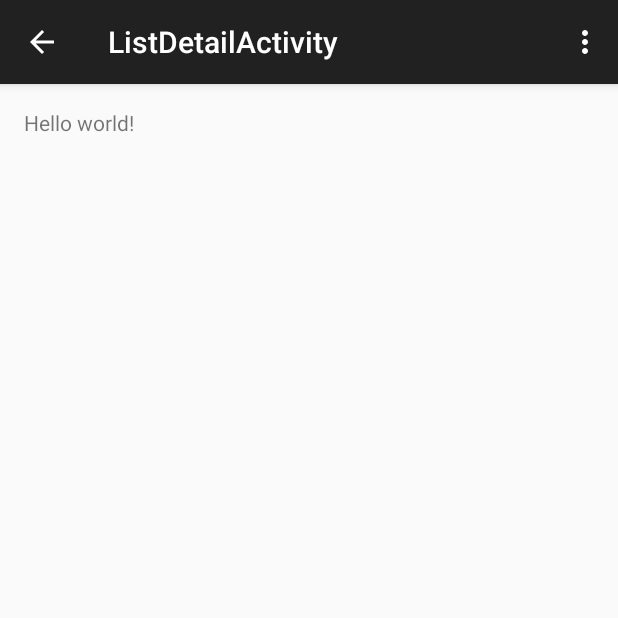
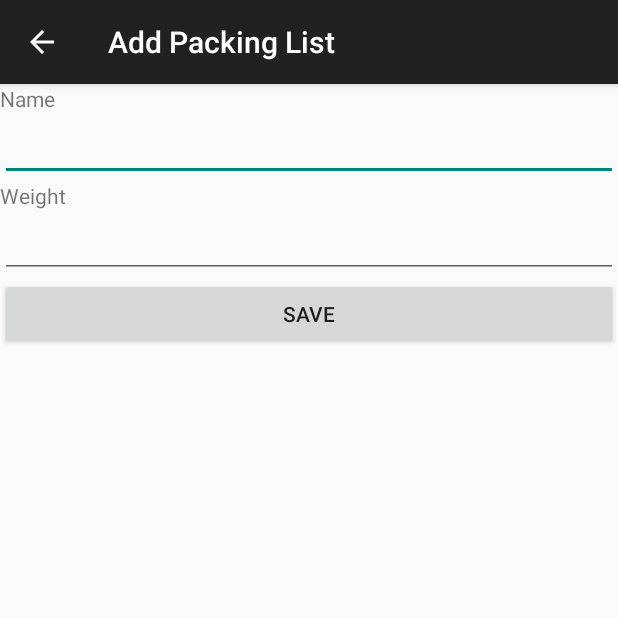
Before and after one commit to robwil/pack, an Android app: the ListOverviewActivity screen opened directly, with no data from a screen before it, after a tap on "ADD LIST", on a phone screen of 412 x 824 dp, the top half of it. Run offline under Robolectric (Android 15) with nearby library versions, the light colour scheme and no system bars.

Commit message:
List creation and editing now works (without List Items)

```diff
--- a/app/src/main/AndroidManifest.xml
+++ b/app/src/main/AndroidManifest.xml
@@ -29,6 +29,11 @@
             <meta-data android:name="android.support.PARENT_ACTIVITY"
                 android:value="me.robwilliams.pack.ListOverviewActivity" />
         </activity>
+
+        <provider
+            android:name=".data.ListsContentProvider"
+            android:authorities="me.robwilliams.pack.lists.contentprovider" >
+        </provider>
     </application>
 
 </manifest>
--- a/app/src/main/java/me/robwilliams/pack/ListOverviewActivity.java
+++ b/app/src/main/java/me/robwilliams/pack/ListOverviewActivity.java
@@ -1,19 +1,32 @@
 package me.robwilliams.pack;
 
+import android.app.LoaderManager;
+import android.content.CursorLoader;
 import android.content.Intent;
+import android.content.Loader;
+import android.database.Cursor;
+import android.net.Uri;
+import android.os.Bundle;
 import android.support.v7.app.ActionBarActivity;
-import android.os.Bundle;
 import android.view.Menu;
 import android.view.MenuItem;
 import android.view.View;
+import android.widget.AdapterView;
+import android.widget.ListView;
+import android.widget.SimpleCursorAdapter;
 
+import me.robwilliams.pack.data.ListsContentProvider;
 
-public class ListOverviewActivity extends ActionBarActivity {
+public class ListOverviewActivity extends ActionBarActivity
+        implements LoaderManager.LoaderCallbacks<Cursor> {
+
+    private SimpleCursorAdapter adapter;
 
     @Override
     protected void onCreate(Bundle savedInstanceState) {
         super.onCreate(savedInstanceState);
         setContentView(R.layout.activity_list_overview);
+        fillData();
     }
 
     @Override
@@ -38,6 +51,52 @@ public class ListOverviewActivity extends ActionBarActivity {
         return super.onOptionsItemSelected(item);
     }
 
+    @Override
+    public Loader<Cursor> onCreateLoader(int id, Bundle args) {
+        String[] projection = { "_id", "name" };
+        return new CursorLoader(this,
+                ListsContentProvider.CONTENT_URI, projection, null, null, "weight DESC");
+    }
+
+    @Override
+    public void onLoadFinished(Loader<Cursor> loader, Cursor data) {
+        adapter.swapCursor(data);
+    }
+
+    @Override
+    public void onLoaderReset(Loader<Cursor> loader) {
+        adapter.swapCursor(null);
+    }
+
+    private void fillData() {
+        getLoaderManager().initLoader(0, null, this);
+        adapter = new SimpleCursorAdapter(this,
+                android.R.layout.simple_list_item_1,
+                null, // null cursor to start with, because it will get swapped in when load finished
+                new String[] { "name" },
+                new int[] { android.R.id.text1 },
+                0);
+
+        ListView listView = (ListView) findViewById(R.id.lists);
+        listView.setAdapter(adapter);
+        listView.setEmptyView(findViewById(R.id.empty_lists));
+
+        final ListOverviewActivity that = this;
+        listView.setOnItemClickListener(new AdapterView.OnItemClickListener() {
+            @Override
+            public void onItemClick(AdapterView<?> parent, View view, int position, long id) {
+                Intent i = new Intent(that, ListDetailActivity.class);
+                Uri listUri = Uri.parse(ListsContentProvider.CONTENT_URI + "/" + id);
+                i.putExtra(ListsContentProvider.CONTENT_ITEM_TYPE, listUri);
+                startActivity(i);
+            }
+        });
+    }
+
+    //
+    // User-defined event handlers
+    //
+
     public void showListDetailActivity(MenuItem item) {
         Intent intent = new Intent(this, ListDetailActivity.class);
         startActivity(intent);
--- a/app/src/main/res/layout/activity_list_detail.xml
+++ b/app/src/main/res/layout/activity_list_detail.xml
@@ -1,12 +1,31 @@
-<RelativeLayout xmlns:android="http://schemas.android.com/apk/res/android"
+<LinearLayout xmlns:android="http://schemas.android.com/apk/res/android"
     xmlns:tools="http://schemas.android.com/tools" android:layout_width="match_parent"
-    android:layout_height="match_parent" android:paddingLeft="@dimen/activity_horizontal_margin"
-    android:paddingRight="@dimen/activity_horizontal_margin"
-    android:paddingTop="@dimen/activity_vertical_margin"
-    android:paddingBottom="@dimen/activity_vertical_margin"
-    tools:context="me.robwilliams.pack.ListDetailActivity">
+    android:layout_height="match_parent"
+    tools:context="me.robwilliams.pack.ListDetailActivity"
+    android:orientation="vertical">
 
-    <TextView android:text="@string/hello_world" android:layout_width="wrap_content"
-        android:layout_height="wrap_content" />
+    <TextView
+        android:layout_width="match_parent"
+        android:layout_height="wrap_content"
+        android:text="Name" />
+    <EditText
+        android:layout_width="match_parent"
+        android:layout_height="wrap_content"
+        android:id="@+id/name" />
+    <TextView
+        android:layout_width="match_parent"
+        android:layout_height="wrap_content"
+        android:text="Weight" />
+    <EditText
+        android:layout_width="match_parent"
+        android:layout_height="wrap_content"
+        android:inputType="number"
+        android:id="@+id/weight" />
 
-</RelativeLayout>
+    <Button
+        android:layout_width="match_parent"
+        android:layout_height="wrap_content"
+        android:text="Save"
+        android:id="@+id/save"
+        android:onClick="saveList" />
+</LinearLayout>
--- a/app/src/main/res/menu/menu_list_detail.xml
+++ /dev/null
@@ -1,7 +0,0 @@
-<menu xmlns:android="http://schemas.android.com/apk/res/android"
-    xmlns:app="http://schemas.android.com/apk/res-auto"
-    xmlns:tools="http://schemas.android.com/tools"
-    tools:context="me.robwilliams.pack.ListDetailActivity">
-    <item android:id="@+id/action_settings" android:title="@string/action_settings"
-        android:orderInCategory="100" app:showAsAction="never" />
-</menu>
```
Also changed, not shown: app/src/main/java/me/robwilliams/pack/ListDetailActivity.java (+97 -1 lines), app/src/main/java/me/robwilliams/pack/data/DatabaseHelper.java (+45 -51 lines), app/src/main/java/me/robwilliams/pack/data/ListsContentProvider.java (added, +174 -0 lines), app/src/main/res/layout/activity_list_overview.xml (+12 -2 lines), app/src/main/res/values/strings.xml (+4 -3 lines).
